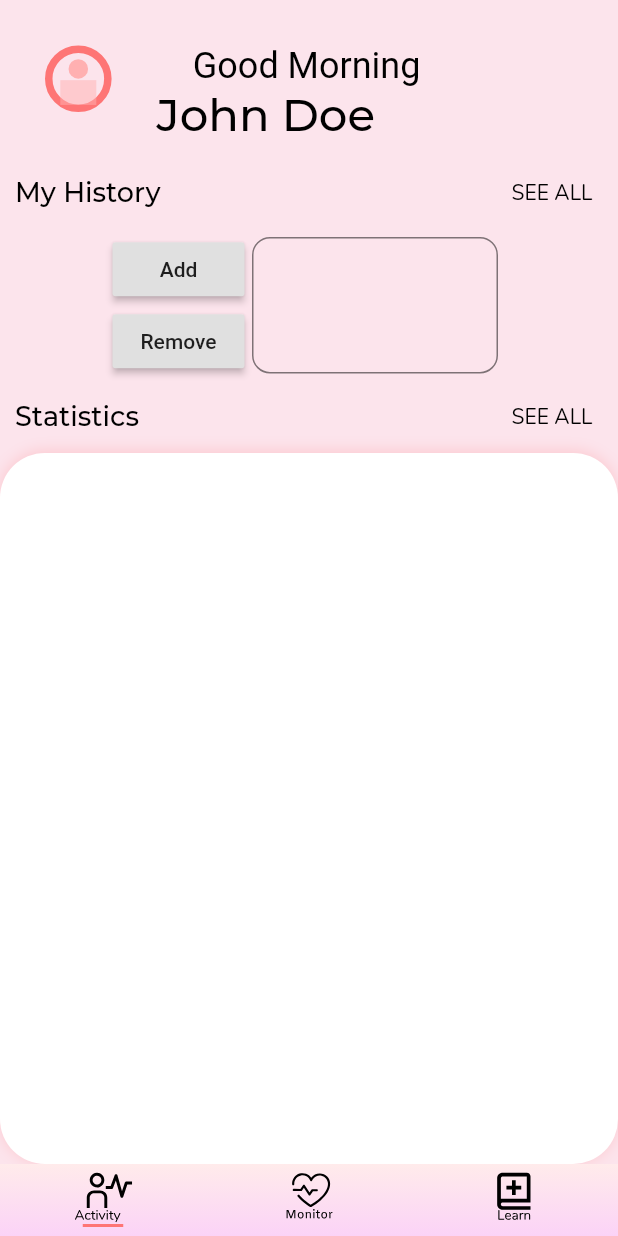
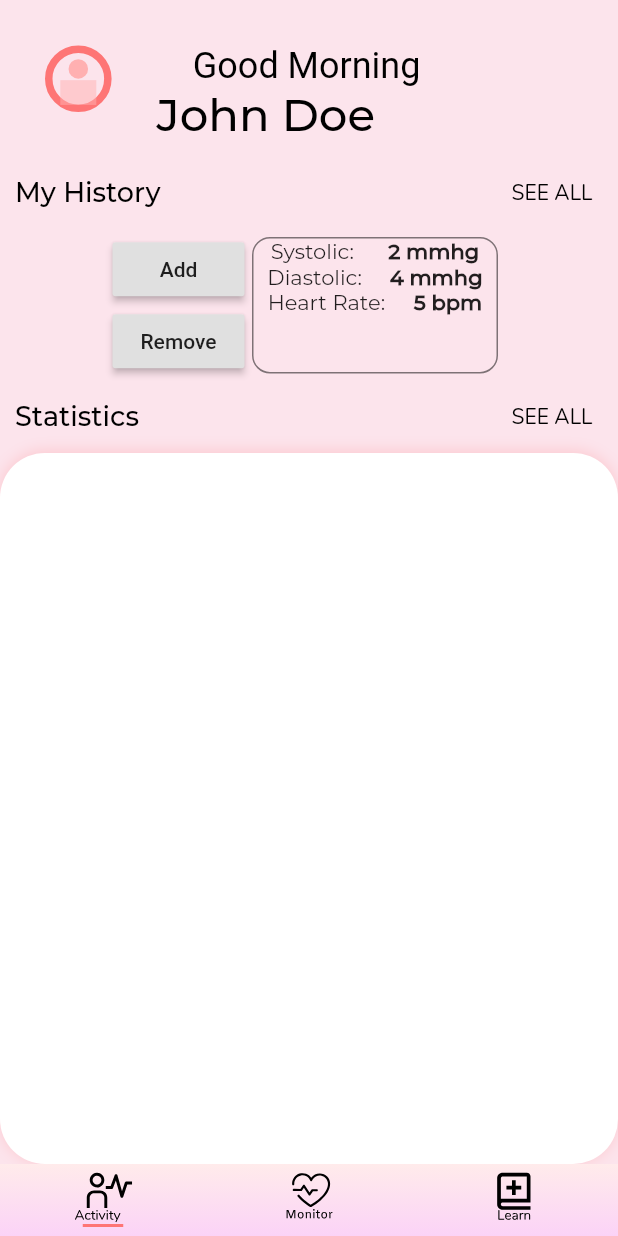
Before and after one commit to normalsteve28/flutter_research_bp_app, a Flutter app: the Home screen opened by its route, after a tap on "Add", on a phone screen of 412 x 824 dp. Run offline on Flutter 3.47's test engine with Material 2 defaults, Android fonts, the light colour scheme and no system bars; our stand-ins replace flutter_svg.

Commit message:
Added sys, dia, and heart rate to history boxes

```diff
--- /dev/null
+++ b/lib/tabs/activity_assets/bp_data.dart
@@ -0,0 +1,18 @@
+//Dart file that contains list of systolic, diastolic, heart rate
+// Is NOT final data source for BP and heart rate, only a temporary placeholder
+/*
+The history boxes code make boxes starting from the first index.
+However, the history boxes are expected to show the newest data first.
+Lists usually add newer data at the last.
+Therefore, for these history boxes to show the most recent data, the newer data
+should be added at the FRONT instead.
+*/
+
+List<int> sys = [2];
+List<int> dia = [4];
+List<int> heartRate = [5];
+bool dataIsEqualNotEmpty = (sys.length > 0 &&
+    dia.length > 0 &&
+    heartRate.length > 0 &&
+    sys.length == dia.length &&
+    dia.length == heartRate.length);
--- a/lib/tabs/activity_assets/history_boxes.dart
+++ b/lib/tabs/activity_assets/history_boxes.dart
@@ -1,4 +1,5 @@
 import 'package:flutter/material.dart';
+import 'bp_data.dart';
 
 class HistoryBoxes extends StatefulWidget {
   @override
@@ -7,6 +8,29 @@ class HistoryBoxes extends StatefulWidget {
 
 class _HistoryBoxesState extends State<HistoryBoxes> {
   final List<Widget> items = [];
+  int index = -1;
+
+  printListLength() {
+    print("Systolic list length: ${sys.length}");
+    print("Diastolic list length: ${dia.length}");
+    print("Heart rare list length: ${heartRate.length}");
+  }
+
+  addHistoryBox() {
+    items.add(
+      // Adds history box with systolic, diastolic, heart rate values
+      HistoryBoxContainer(index),
+    );
+  }
+
+  removeHistoryBox() {
+    // removes history boxes
+    items.removeLast();
+    sys.remove(0);
+    dia.remove(0);
+    heartRate.remove(0);
+    index -= 1;
+  }
 
   @override
   Widget build(BuildContext context) {
@@ -16,46 +40,151 @@ class _HistoryBoxesState extends State<HistoryBoxes> {
         physics: BouncingScrollPhysics(),
         scrollDirection: Axis.horizontal,
         child: Container(
-          child: Row(mainAxisAlignment: MainAxisAlignment.spaceEvenly,
+          child: Row(mainAxisAlignment: MainAxisAlignment.spaceAround,
               // The children below are boxes, will have to replace with a map of a list soon
               children: [
                 Column(
                   children: [
                     RaisedButton(
+                        // Button that adds history boxes
                         onPressed: () {
                           setState(() {
-                            items.add(
-                              Container(
-                                margin: EdgeInsets.symmetric(
-                                    vertical: 5, horizontal: 5),
-                                width: 164,
-                                height: 91,
-                                decoration: BoxDecoration(
-                                  borderRadius: BorderRadius.circular(12),
-                                  border: Border.all(
-                                    color: Color(0x7f000000),
-                                    width: 1,
-                                  ),
-                                ),
-                              ),
-                            );
+                            if (dataIsEqualNotEmpty) {
+                              // This code is executed if the dataset is not empty
+                              index += 1;
+                              if (index == sys.length - 1) {
+                                // This code executes if the index is is the last index
+                                addHistoryBox();
+                              } else {
+                                /*
+                                This code executes if the index is not the last index.
+                                The reason for this check is to prevent
+                                */
+                                sys.add(0);
+                                dia.add(0);
+                                heartRate.add(0);
+                                index = sys.length - 1;
+                                addHistoryBox();
+                              }
+                            } else {
+                              sys.add(0);
+                              dia.add(0);
+                              heartRate.add(0);
+                              index += 1;
+                              addHistoryBox();
+                            }
                           });
+                          printListLength();
                         },
                         child: Text('Add')),
                     RaisedButton(
+                        // Button that removes history boxes
                         onPressed: () {
                           setState(() {
-                            items.removeLast();
+                            removeHistoryBox();
                           });
+                          printListLength();
                         },
                         child: Text('Remove'))
                   ],
                 ),
                 items.isEmpty
-                    ? Text("You havent started measuring yet.")
+                    ? Padding(
+                        padding: const EdgeInsets.all(10.0),
+                        child: Text("You havent started measuring yet.",
+                            style: TextStyle(fontSize: 18)),
+                      )
                     : Container(),
                 ...items,
               ]),
         ));
   }
 }
+
+class HistoryBoxContainer extends StatelessWidget {
+  final int index;
+
+  HistoryBoxContainer(this.index);
+
+  @override
+  Widget build(BuildContext context) {
+    return Container(
+        margin: EdgeInsets.symmetric(vertical: 5, horizontal: 5),
+        width: 164,
+        height: 91,
+        decoration: BoxDecoration(
+          borderRadius: BorderRadius.circular(12),
+          border: Border.all(
+            color: Color(0x7f000000),
+            width: 1,
+          ),
+        ),
+        child: Column(
+          children: [
+            Row(
+              // Systolic
+              mainAxisAlignment: MainAxisAlignment.spaceAround,
+              children: [
+                Text(
+                  "Systolic:",
+                  style: TextStyle(
+                    fontFamily: 'Montserrat',
+                    fontSize: 14,
+                  ),
+                ),
+                Text(
+                  "${sys[index]} mmhg",
+                  style: TextStyle(
+                    fontFamily: 'Montserrat',
+                    fontSize: 14,
+                    fontWeight: FontWeight.bold,
+                  ),
+                )
+              ],
+            ),
+            Row(
+              // Diastolic
+              mainAxisAlignment: MainAxisAlignment.spaceAround,
+              children: [
+                Text(
+                  "Diastolic:",
+                  style: TextStyle(
+                    fontFamily: 'Montserrat',
+                    fontSize: 14,
+                  ),
+                ),
+                Text(
+                  "${dia[index]} mmhg",
+                  style: TextStyle(
+                    fontFamily: 'Montserrat',
+                    fontSize: 14,
+                    fontWeight: FontWeight.bold,
+                  ),
+                )
+              ],
+            ),
+            Row(
+              // Heart Rate
+              mainAxisAlignment: MainAxisAlignment.spaceAround,
+              children: [
+                Text(
+                  "Heart Rate:",
+                  style: TextStyle(
+                    fontFamily: 'Montserrat',
+                    fontSize: 14,
+                  ),
+                ),
+                Text(
+                  "${heartRate[index]} bpm",
+                  style: TextStyle(
+                    fontFamily: 'Montserrat',
+                    fontSize: 14,
+                    fontWeight: FontWeight.bold,
+                  ),
+                )
+              ],
+            ),
+          ],
+        ));
+  }
+}
--- a/pubspec.yaml
+++ b/pubspec.yaml
@@ -29,7 +29,6 @@ dependencies:
   # Use with the CupertinoIcons class for iOS style icons.
   cupertino_icons: ^1.0.1
   flutter_svg: ^0.19.2+1
-  english_words: ^3.1.5
   http: ^0.12.2
   flutter_facebook_login: ^3.0.0
 
```
Also changed, not shown: pubspec.lock.
